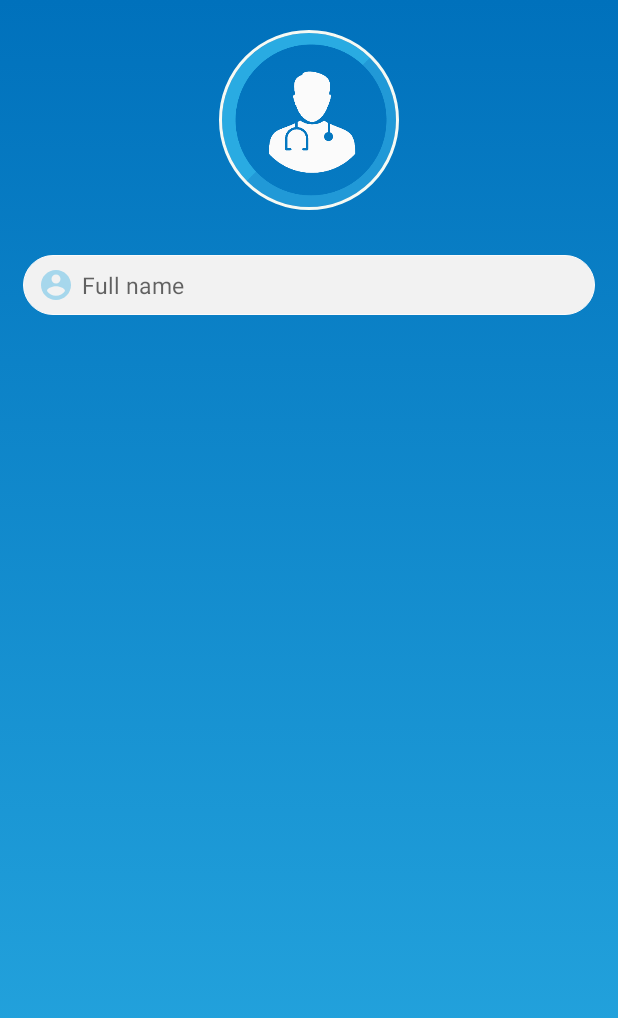
After one commit to amr-ah/DoctorFinder, an Android app: the DoctorSignup screen opened directly, with no data from a screen before it, on a phone screen of 412 x 824 dp. The commit adds this screen. Shown: the top 1018 px of the screen. Run offline under Robolectric (Android 15) with nearby library versions, the phone set to English and light mode, and no system bars; our stand-ins replace CircleImageView.

Commit message:
doctor's sign up page

```diff
--- a/DoctorFinder/app/build.gradle
+++ b/DoctorFinder/app/build.gradle
@@ -25,4 +25,6 @@ dependencies {
     testImplementation 'junit:junit:4.12'
     androidTestImplementation 'com.android.support.test:runner:1.0.1'
     androidTestImplementation 'com.android.support.test.espresso:espresso-core:3.0.1'
+    compile 'lib.kingja.switchbutton:switchbutton:1.1.6'
+    compile 'de.hdodenhof:circleimageview:2.2.0'
 }
--- a/DoctorFinder/app/src/main/AndroidManifest.xml
+++ b/DoctorFinder/app/src/main/AndroidManifest.xml
@@ -20,6 +20,8 @@
         </activity>
         <activity android:name=".SignUpActivity">
         </activity>
+        <activity android:name=".DoctorSignup">
+        </activity>
     </application>
 
 </manifest>
--- /dev/null
+++ b/DoctorFinder/app/src/main/java/capstone/com/doctorfinder/DoctorSignup.java
@@ -0,0 +1,13 @@
+package capstone.com.doctorfinder;
+
+import android.support.v7.app.AppCompatActivity;
+import android.os.Bundle;
+
+public class DoctorSignup extends AppCompatActivity {
+
+    @Override
+    protected void onCreate(Bundle savedInstanceState) {
+        super.onCreate(savedInstanceState);
+        setContentView(R.layout.activity_doctor_signup);
+    }
+}
--- /dev/null
+++ b/DoctorFinder/app/src/main/res/layout/activity_doctor_signup.xml
@@ -0,0 +1,41 @@
+<?xml version="1.0" encoding="utf-8"?>
+<LinearLayout
+    xmlns:android="http://schemas.android.com/apk/res/android"
+    xmlns:app="http://schemas.android.com/apk/res-auto"
+    xmlns:tools="http://schemas.android.com/tools"
+    android:layout_width="match_parent"
+    android:layout_height="match_parent"
+    android:background="@drawable/backgradiant"
+    android:orientation="vertical"
+    tools:context="capstone.com.doctorfinder.DoctorSignup">
+    <de.hdodenhof.circleimageview.CircleImageView
+        android:layout_marginTop="20dp"
+        android:layout_gravity="center"
+        android:layout_width="120dp"
+        android:layout_height="120dp"
+        app:civ_border_color="@color/myWhite"
+        app:civ_border_width="2dp"
+        android:src="@mipmap/doctorfinder"
+        />
+    <AutoCompleteTextView
+        android:layout_marginTop="30dp"
+        android:layout_marginStart="15dp"
+        android:layout_marginEnd="15dp"
+        android:layout_width="match_parent"
+        android:layout_height="40dp"
+        android:drawableLeft="@drawable/ic_account_circle_black_24dp"
+        android:hint="Full name"
+        android:textSize="15sp"
+        android:background="@drawable/rounded_white"
+        android:drawablePadding="5dp"
+        android:paddingStart="10dp"
+        android:paddingLeft="@null"
+        />
+
+
+
+
+
+
+
+</LinearLayout>
```
Also changed, not shown: DoctorFinder/app/src/main/java/capstone/com/doctorfinder/SignUpActivity.java (+7 -0 lines), DoctorFinder/app/src/main/res/layout/activity_sign_up.xml (+28 -1 lines).
